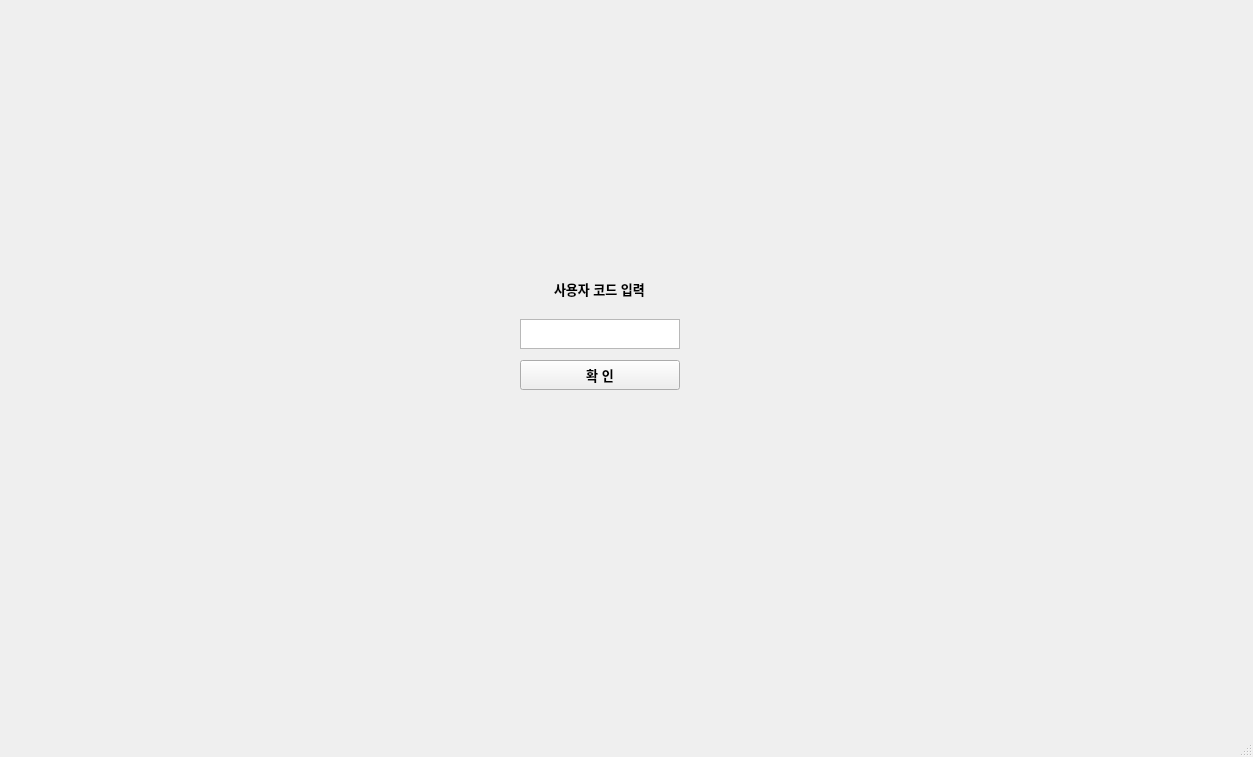
The window that overtime_v1.2/ui/main_window.ui (RaineyLee/overtime) describes before a commit, drawn with Qt 5.
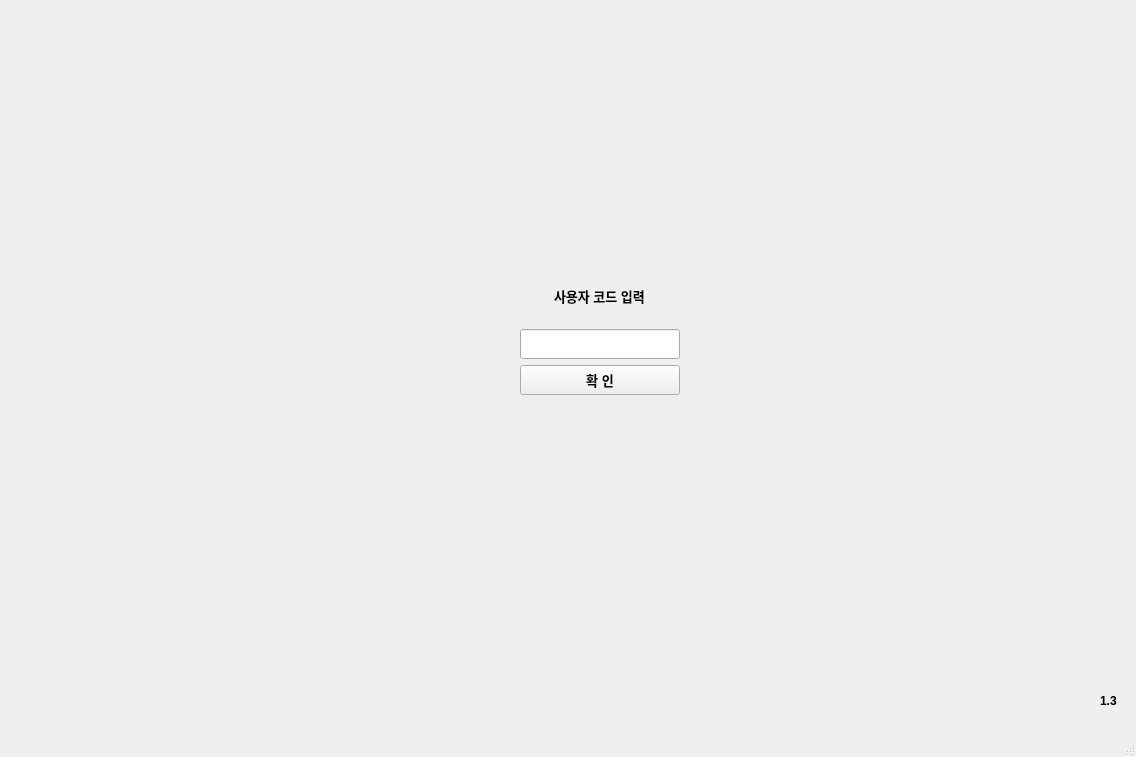
The same window after the commit.

Diff of the .ui file:
```diff
--- a/overtime_v1.2/ui/main_window.ui
+++ b/overtime_v1.2/ui/main_window.ui
@@ -6,7 +6,7 @@
    <rect>
     <x>0</x>
     <y>0</y>
-    <width>1253</width>
+    <width>1136</width>
     <height>757</height>
    </rect>
   </property>
@@ -20,7 +20,7 @@
       <x>520</x>
       <y>270</y>
       <width>160</width>
-      <height>120</height>
+      <height>125</height>
      </rect>
     </property>
     <layout class="QVBoxLayout" name="layout_login">
@@ -45,31 +45,23 @@
        </property>
       </widget>
      </item>
-     <item alignment="Qt::AlignHCenter|Qt::AlignVCenter">
-      <widget class="QTextEdit" name="txt_password">
-       <property name="maximumSize">
+     <item>
+      <widget class="QLineEdit" name="lin_password">
+       <property name="minimumSize">
         <size>
-         <width>16777215</width>
+         <width>0</width>
          <height>30</height>
         </size>
        </property>
        <property name="font">
         <font>
          <family>Arial</family>
-         <pointsize>10</pointsize>
          <weight>75</weight>
          <bold>true</bold>
         </font>
        </property>
-       <property name="tabChangesFocus">
-        <bool>true</bool>
-       </property>
-       <property name="html">
-        <string>&lt;!DOCTYPE HTML PUBLIC &quot;-//W3C//DTD HTML 4.0//EN&quot; &quot;http://www.w3.org/TR/REC-html40/strict.dtd&quot;&gt;
-&lt;html&gt;&lt;head&gt;&lt;meta name=&quot;qrichtext&quot; content=&quot;1&quot; /&gt;&lt;style type=&quot;text/css&quot;&gt;
-p, li { white-space: pre-wrap; }
-&lt;/style&gt;&lt;/head&gt;&lt;body style=&quot; font-family:'Arial'; font-size:10pt; font-weight:600; font-style:normal;&quot;&gt;
-&lt;p align=&quot;center&quot; style=&quot;-qt-paragraph-type:empty; margin-top:0px; margin-bottom:0px; margin-left:0px; margin-right:0px; -qt-block-indent:0; text-indent:0px; font-size:8pt;&quot;&gt;&lt;br /&gt;&lt;/p&gt;&lt;/body&gt;&lt;/html&gt;</string>
+       <property name="alignment">
+        <set>Qt::AlignCenter</set>
        </property>
       </widget>
      </item>
@@ -96,6 +88,25 @@
      </item>
     </layout>
    </widget>
+   <widget class="QLabel" name="label">
+    <property name="geometry">
+     <rect>
+      <x>1100</x>
+      <y>690</y>
+      <width>21</width>
+      <height>21</height>
+     </rect>
+    </property>
+    <property name="font">
+     <font>
+      <weight>75</weight>
+      <bold>true</bold>
+     </font>
+    </property>
+    <property name="text">
+     <string>1.3</string>
+    </property>
+   </widget>
   </widget>
   <widget class="QMenuBar" name="menubar">
    <property name="geometry">
```
Left out of the diff: 2 changed lines with no effect on the pictures.
